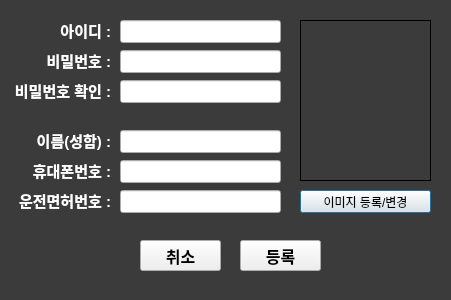
Qt form src/Server/User_GUI/UI/register.ui (kimwanseop/ROS-Project) before a commit.
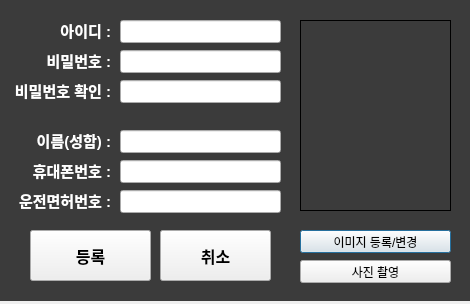
The same form after that commit.

Diff of the .ui file:
```diff
--- a/src/Server/User_GUI/UI/register.ui
+++ b/src/Server/User_GUI/UI/register.ui
@@ -6,8 +6,8 @@
    <rect>
     <x>0</x>
     <y>0</y>
-    <width>451</width>
-    <height>300</height>
+    <width>470</width>
+    <height>304</height>
    </rect>
   </property>
   <property name="windowTitle">
@@ -18,7 +18,7 @@
     <rect>
      <x>0</x>
      <y>-10</y>
-     <width>451</width>
+     <width>481</width>
      <height>311</height>
     </rect>
    </property>
@@ -217,8 +217,8 @@
     <rect>
      <x>300</x>
      <y>20</y>
-     <width>131</width>
-     <height>161</height>
+     <width>151</width>
+     <height>191</height>
     </rect>
    </property>
    <property name="frameShape">
@@ -261,8 +261,8 @@
    <property name="geometry">
     <rect>
      <x>300</x>
-     <y>190</y>
-     <width>131</width>
+     <y>230</y>
+     <width>151</width>
      <height>23</height>
     </rect>
    </property>
@@ -273,10 +273,10 @@
   <widget class="QPushButton" name="register_2">
    <property name="geometry">
     <rect>
-     <x>240</x>
-     <y>240</y>
-     <width>81</width>
-     <height>31</height>
+     <x>30</x>
+     <y>230</y>
+     <width>121</width>
+     <height>51</height>
     </rect>
    </property>
    <property name="styleSheet">
@@ -290,10 +290,10 @@
   <widget class="QPushButton" name="cancel">
    <property name="geometry">
     <rect>
-     <x>140</x>
-     <y>240</y>
-     <width>81</width>
-     <height>31</height>
+     <x>160</x>
+     <y>230</y>
+     <width>111</width>
+     <height>51</height>
     </rect>
    </property>
    <property name="styleSheet">
@@ -304,6 +304,19 @@
     <string>취소</string>
    </property>
   </widget>
+  <widget class="QPushButton" name="capture_image">
+   <property name="geometry">
+    <rect>
+     <x>300</x>
+     <y>260</y>
+     <width>151</width>
+     <height>23</height>
+    </rect>
+   </property>
+   <property name="text">
+    <string>사진 촬영</string>
+   </property>
+  </widget>
  </widget>
  <resources/>
  <connections/>
```
